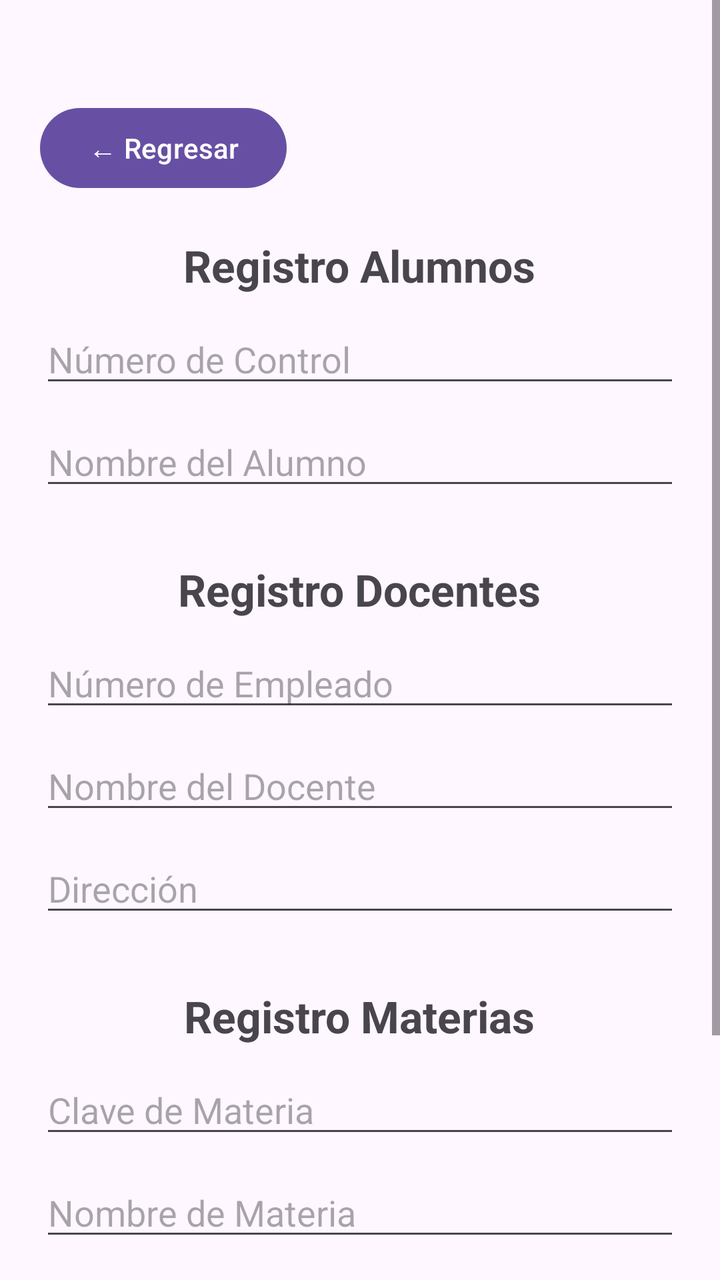
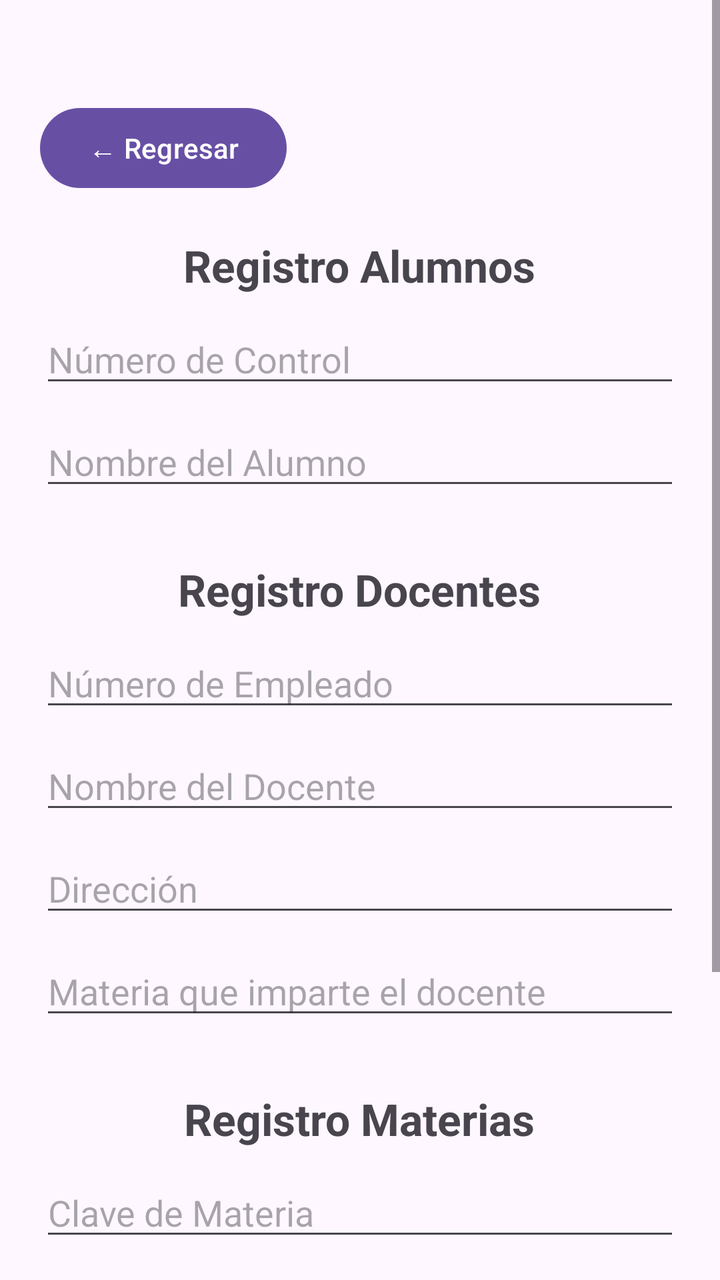

Screens rendered from an Android XML layout before and after an edit, with the pre-edit source and the edit as a unified diff.
<!-- AndroidManifest.xml: application theme Theme.ExamenUnidad4 -->
<!-- res/layout/registros.xml -->
<?xml version="1.0" encoding="utf-8"?>
<ScrollView xmlns:android="http://schemas.android.com/apk/res/android"
    android:layout_width="match_parent"
    android:layout_height="match_parent"
    android:fillViewport="true">

    <LinearLayout
        android:layout_width="match_parent"
        android:layout_height="wrap_content"
        android:orientation="vertical"
        android:padding="20dp"
        android:gravity="center_horizontal">

        
        <Button
            android:id="@+id/btnRegresar"
            android:layout_width="wrap_content"
            android:layout_height="wrap_content"
            android:layout_gravity="start"
            android:layout_marginBottom="10dp"
            android:layout_marginTop="30dp"
            android:text="← Regresar" />

        
        <TextView
            android:id="@+id/textAlumno"
            android:layout_width="wrap_content"
            android:layout_height="wrap_content"
            android:text="Registro Alumnos"
            android:textSize="22sp"
            android:textStyle="bold"
            android:layout_marginTop="10dp" />

        <EditText
            android:id="@+id/numcontrol"
            android:layout_width="match_parent"
            android:layout_height="wrap_content"
            android:layout_marginTop="10dp"
            android:hint="Número de Control"
            android:inputType="textPersonName" />

        <EditText
            android:id="@+id/nombre"
            android:layout_width="match_parent"
            android:layout_height="wrap_content"
            android:layout_marginTop="10dp"
            android:hint="Nombre del Alumno"
            android:inputType="textPersonName" />

        
        <TextView
            android:id="@+id/textDocente"
            android:layout_width="wrap_content"
            android:layout_height="wrap_content"
            android:layout_marginTop="30dp"
            android:text="Registro Docentes"
            android:textSize="22sp"
            android:textStyle="bold" />

        <EditText
            android:id="@+id/numempleado"
            android:layout_width="match_parent"
            android:layout_height="wrap_content"
            android:layout_marginTop="10dp"
            android:hint="Número de Empleado"
            android:inputType="textPersonName" />

        <EditText
            android:id="@+id/docente"
            android:layout_width="match_parent"
            android:layout_height="wrap_content"
            android:layout_marginTop="10dp"
            android:hint="Nombre del Docente"
            android:inputType="textPersonName" />

        <EditText
            android:id="@+id/direcciondocente"
            android:layout_width="match_parent"
            android:layout_height="wrap_content"
            android:layout_marginTop="10dp"
            android:hint="Dirección"
            android:inputType="textPersonName" />

        
        <TextView
            android:id="@+id/textMateria"
            android:layout_width="wrap_content"
            android:layout_height="wrap_content"
            android:layout_marginTop="30dp"
            android:text="Registro Materias"
            android:textSize="22sp"
            android:textStyle="bold" />

        <EditText
            android:id="@+id/clavemateria"
            android:layout_width="match_parent"
            android:layout_height="wrap_content"
            android:layout_marginTop="10dp"
            android:hint="Clave de Materia"
            android:inputType="textPersonName" />

        <EditText
            android:id="@+id/nombremateria"
            android:layout_width="match_parent"
            android:layout_height="wrap_content"
            android:layout_marginTop="10dp"
            android:hint="Nombre de Materia"
            android:inputType="textPersonName" />

        
        <LinearLayout
            android:layout_width="match_parent"
            android:layout_height="wrap_content"
            android:orientation="horizontal"
            android:layout_marginTop="30dp"
            android:gravity="center">

            <Button
                android:id="@+id/btnInsertar"
                android:layout_width="0dp"
                android:layout_height="wrap_content"
                android:layout_weight="1"
                android:layout_margin="5dp"
                android:text="Insertar" />

            <Button
                android:id="@+id/btnBuscar"
                android:layout_width="0dp"
                android:layout_height="wrap_content"
                android:layout_weight="1"
                android:layout_margin="5dp"
                android:text="Buscar" />
        </LinearLayout>

        <LinearLayout
            android:layout_width="match_parent"
            android:layout_height="wrap_content"
            android:orientation="horizontal"
            android:gravity="center">

            <Button
                android:id="@+id/btnActualizar"
                android:layout_width="0dp"
                android:layout_height="wrap_content"
                android:layout_weight="1"
                android:layout_margin="5dp"
                android:text="Actualizar" />

            <Button
                android:id="@+id/btnEliminar"
                android:layout_width="0dp"
                android:layout_height="wrap_content"
                android:layout_weight="1"
                android:layout_margin="5dp"
                android:text="Eliminar" />
        </LinearLayout>

    </LinearLayout>
</ScrollView>
<!-- resources referenced by this layout -->
<resources>
  <style name="Theme.ExamenUnidad4" parent="Base.Theme.ExamenUnidad4" />
  <style name="Base.Theme.ExamenUnidad4" parent="Theme.Material3.DayNight.NoActionBar">
          
          
      </style>
</resources>

<!-- the commit's change to res/layout/registros.xml (unified diff, before → after) -->
@@ -81,6 +81,14 @@
             android:hint="Dirección"
             android:inputType="textPersonName" />
 
+        <EditText
+            android:id="@+id/MateriaDocente"
+            android:layout_width="match_parent"
+            android:layout_height="wrap_content"
+            android:layout_marginTop="10dp"
+            android:hint="Materia que imparte el docente"
+            android:inputType="textPersonName" />
+
         
         <TextView
             android:id="@+id/textMateria"
